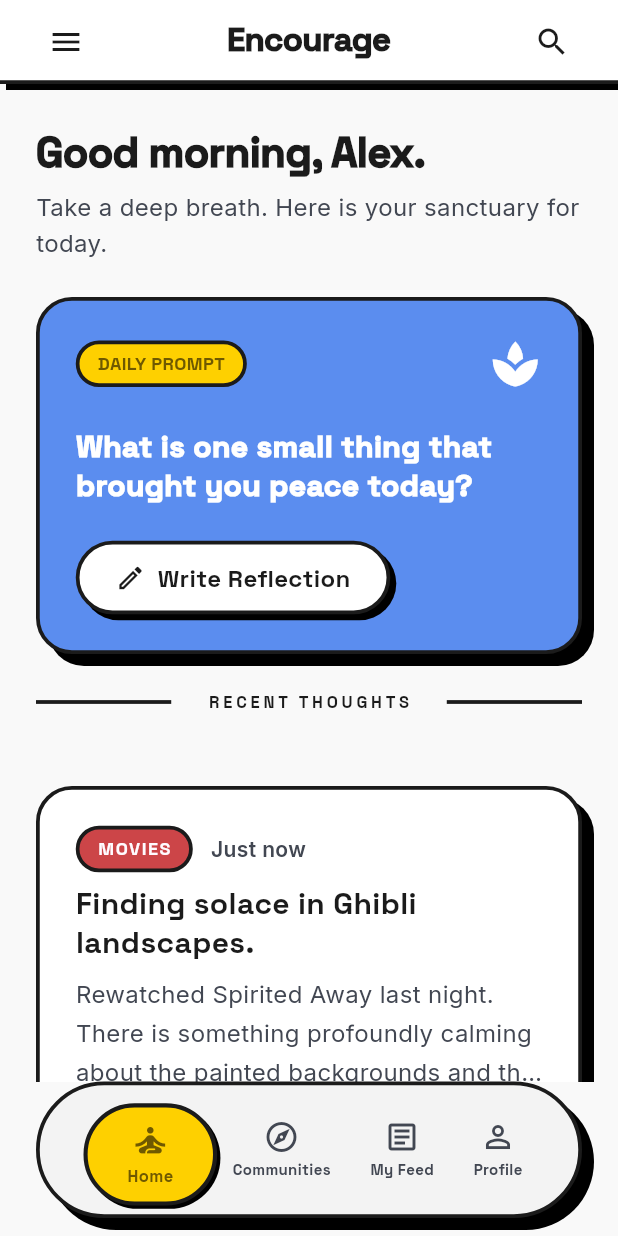
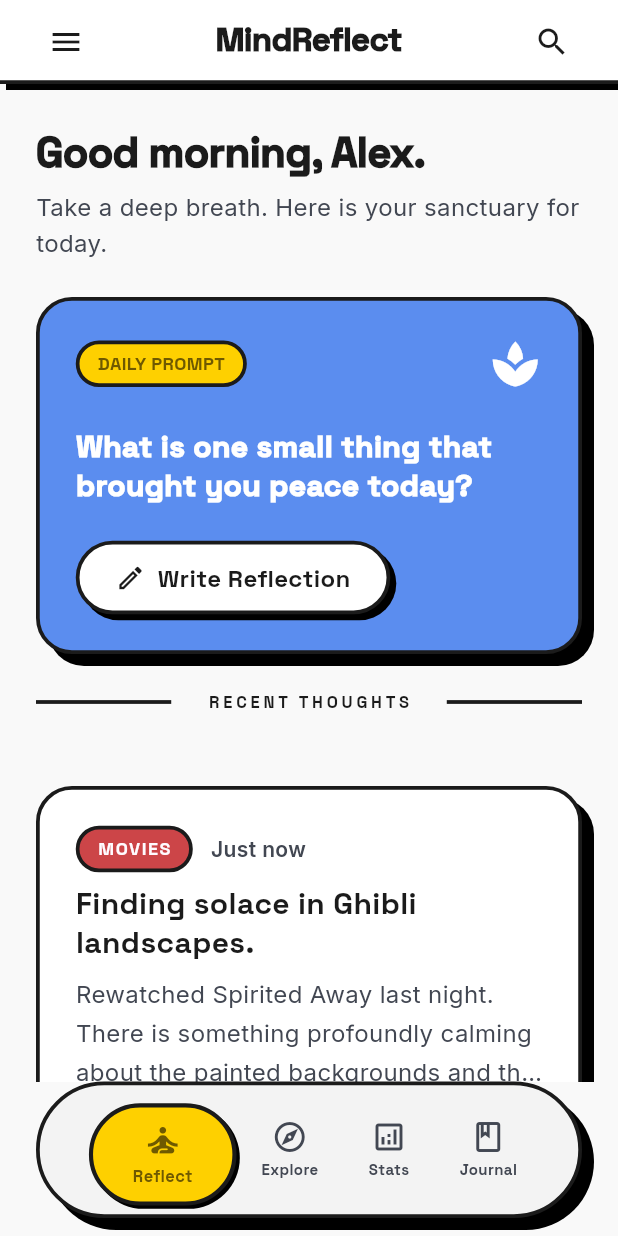
Before and after one commit to prashikubale/ENcourage, a Flutter app: the HomePage screen opened by its route, on a phone screen of 412 x 824 dp. Run offline on Flutter 3.47's test engine with Material 3 defaults, Android fonts, the phone set to English and light mode, and no system bars; our stand-ins replace flutter_riverpod, go_router, google_fonts, shared_preferences; accounts and stored records are empty; network calls fail.

Commit message:
profile page concept

```diff
--- a/lib/features/home/presentation/pages/home_page.dart
+++ b/lib/features/home/presentation/pages/home_page.dart
@@ -48,7 +48,7 @@ class _HomePageState extends State<HomePage> {
   Widget build(BuildContext context) {
     return Scaffold(
       backgroundColor: AppColors.background,
-      appBar: const AppHeader(title: 'Encourage'),
+      appBar: const AppHeader(title: 'MindReflect'),
       body: _isLoading
           ? const Center(child: CircularProgressIndicator())
           : _buildFeed(),
--- a/lib/features/home/presentation/pages/post_detail_page.dart
+++ b/lib/features/home/presentation/pages/post_detail_page.dart
@@ -59,7 +59,7 @@ class _PostDetailPageState extends State<PostDetailPage> {
     return Scaffold(
       backgroundColor: AppColors.background,
       appBar: AppHeader(
-        title: 'Encourage',
+        title: 'MindReflect',
         showBack: true,
         onBack: () => Navigator.of(context).pop(),
       ),
--- a/lib/features/shell/presentation/pages/shell_page.dart
+++ b/lib/features/shell/presentation/pages/shell_page.dart
@@ -15,8 +15,8 @@ class ShellPage extends StatelessWidget {
   int _currentIndex(BuildContext context) {
     final location = GoRouterState.of(context).uri.toString();
     if (location.startsWith(AppRoutes.communities)) return 1;
-    if (location.startsWith(AppRoutes.myFeed)) return 2;
-    if (location.startsWith(AppRoutes.profile)) return 3;
+    if (location.startsWith(AppRoutes.profile)) return 2;
+    if (location.startsWith(AppRoutes.myFeed)) return 3;
     return 0;
   }
 
@@ -27,9 +27,9 @@ class ShellPage extends StatelessWidget {
       case 1:
         context.go(AppRoutes.communities);
       case 2:
+        context.go(AppRoutes.profile);
+      case 3:
         context.go(AppRoutes.myFeed);
-      case 3:
-        context.go(AppRoutes.profile);
     }
   }
 
@@ -67,10 +67,10 @@ class _MobileBottomNav extends StatelessWidget {
   final void Function(int) onTap;
 
   static const _items = [
-    _NavItem(icon: Icons.self_improvement, label: 'Home'),
-    _NavItem(icon: Icons.explore_outlined, label: 'Communities'),
-    _NavItem(icon: Icons.article_outlined, label: 'My Feed'),
-    _NavItem(icon: Icons.person_outline, label: 'Profile'),
+    _NavItem(icon: Icons.self_improvement, label: 'Reflect'),
+    _NavItem(icon: Icons.explore_outlined, label: 'Explore'),
+    _NavItem(icon: Icons.analytics_outlined, label: 'Stats'),
+    _NavItem(icon: Icons.book_outlined, label: 'Journal'),
   ];
 
   @override
@@ -257,7 +257,7 @@ class _DesktopShell extends StatelessWidget {
                     horizontal: AppSpacing.md,
                   ),
                   child: Text(
-                    'Encourage',
+                    'MindReflect',
                     style: GoogleFonts.spaceGrotesk(
                       fontSize: 28,
                       fontWeight: FontWeight.w900,
--- a/lib/shared/widgets/app_header.dart
+++ b/lib/shared/widgets/app_header.dart
@@ -7,7 +7,7 @@ import '../../core/theme/spacing.dart';
 class AppHeader extends StatelessWidget implements PreferredSizeWidget {
   const AppHeader({
     super.key,
-    this.title = 'Encourage',
+    this.title = 'MindReflect',
     this.showBack = false,
     this.onBack,
     this.trailing,
```
